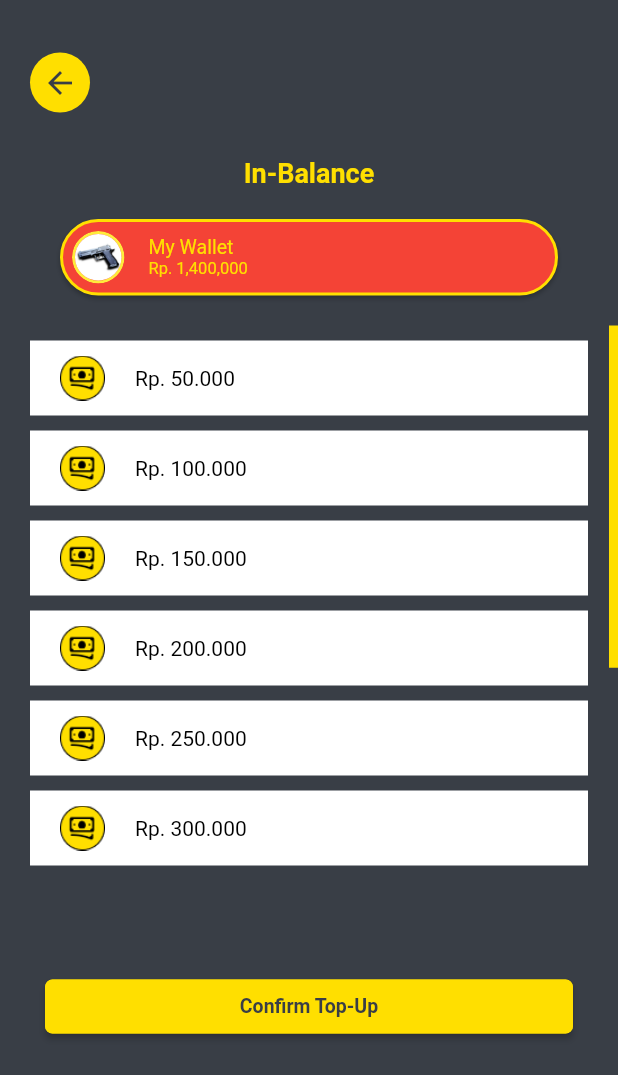
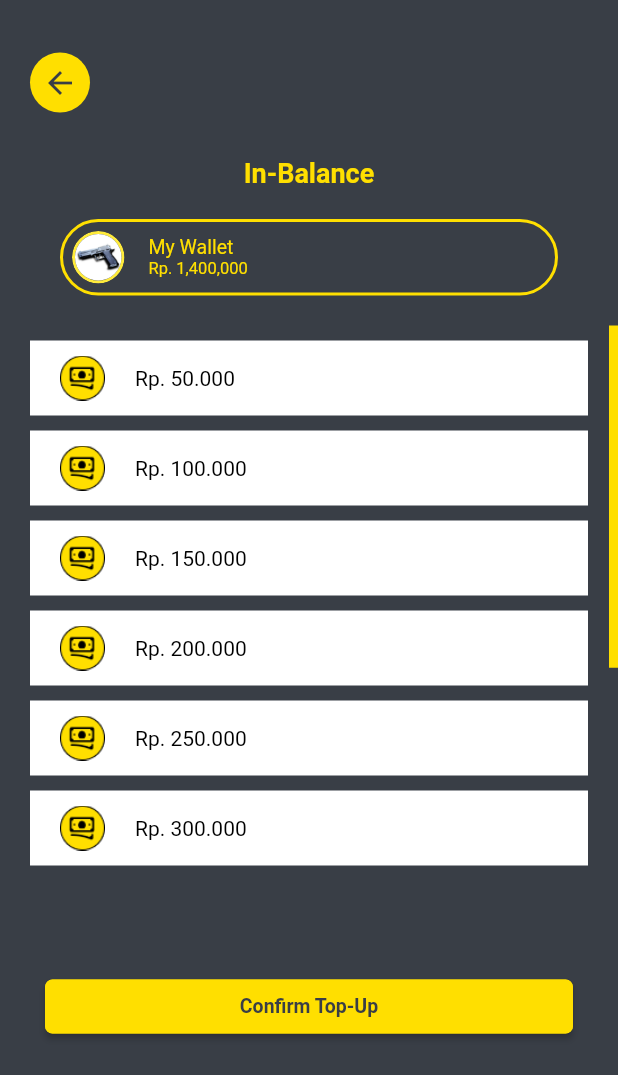
Before and after one commit to Linaeus14/piranti_bergerak, a Flutter app: the MyWalletPage screen opened directly, on a phone screen of 412 x 824 dp. Shown: the top 1075 px of the screen. Run offline on Flutter 3.47's test engine with Material 2 defaults, Android fonts, the phone set to English and light mode, and no system bars; our stand-ins replace cloud_firestore, equatable, firebase_auth, firebase_core; accounts and stored records are empty; Roboto replaces fonts that are missing (Raleway).

Commit message:
fix color

```diff
--- a/lib/main.dart
+++ b/lib/main.dart
@@ -23,7 +23,7 @@ class MyApp extends StatelessWidget {
   Widget build(BuildContext context) {
     return const MaterialApp(
       debugShowCheckedModeBanner: false,
-      home: SplashPage()
+      home: MyWalletPage()
       // home: Scaffold(
       //     body: Center(
       //   child: Column(
--- a/lib/ui/pages/my_wallet_page.dart
+++ b/lib/ui/pages/my_wallet_page.dart
@@ -72,13 +72,6 @@ class _MyWalletPageState extends State<MyWalletPage> {
                 margin: const EdgeInsets.symmetric(horizontal: 40),
                 padding: const EdgeInsets.all(6),
                 decoration: BoxDecoration(
-                  color: Colors.red,
-                  boxShadow: const [
-                    BoxShadow(
-                        offset: Offset(0, 2),
-                        color: Colors.black26,
-                        blurRadius: 2)
-                  ],
                   borderRadius: BorderRadius.circular(50),
                   border: Border.all(color: const Color(0xFFFFDF00), width: 2),
                 ),
```
